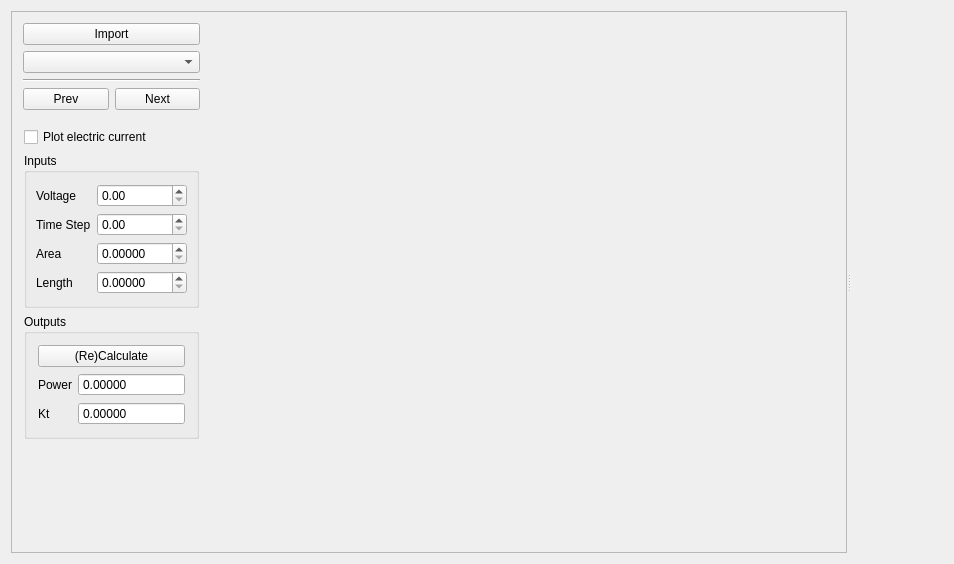
Old version of the form lowtempcal/mainwindow.ui in the repository PatrickChin/Lab-Fast.
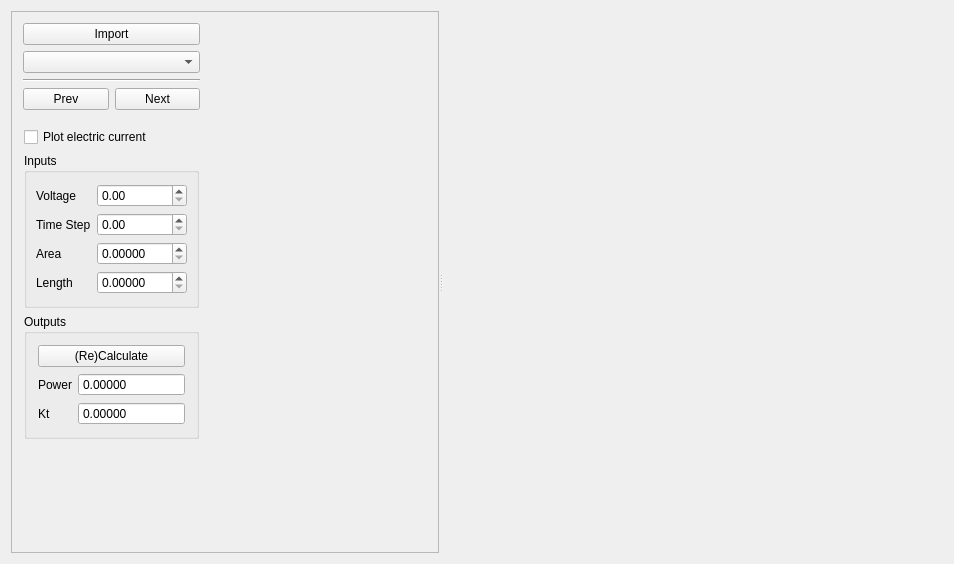
New version of the form.

Commit message: added cv calc, axis titles, min graph width

The edit to the form file:
```diff
--- a/lowtempcal/mainwindow.ui
+++ b/lowtempcal/mainwindow.ui
@@ -46,20 +46,20 @@
       </property>
       <widget class="QScrollArea" name="value_area">
        <property name="sizePolicy">
-        <sizepolicy hsizetype="Fixed" vsizetype="Expanding">
+        <sizepolicy hsizetype="Maximum" vsizetype="Expanding">
          <horstretch>0</horstretch>
          <verstretch>0</verstretch>
         </sizepolicy>
        </property>
        <property name="minimumSize">
         <size>
-         <width>0</width>
+         <width>200</width>
          <height>0</height>
         </size>
        </property>
        <property name="maximumSize">
         <size>
-         <width>16777215</width>
+         <width>500</width>
          <height>16777215</height>
         </size>
        </property>
@@ -497,10 +497,34 @@
         </layout>
        </widget>
       </widget>
-      <widget class="QWidget" name="layoutWidget">
+      <widget class="QWidget" name="widget" native="true">
+       <property name="sizePolicy">
+        <sizepolicy hsizetype="Minimum" vsizetype="Preferred">
+         <horstretch>0</horstretch>
+         <verstretch>0</verstretch>
+        </sizepolicy>
+       </property>
+       <property name="minimumSize">
+        <size>
+         <width>500</width>
+         <height>0</height>
+        </size>
+       </property>
        <layout class="QVBoxLayout" name="graph_layout">
-        <property name="sizeConstraint">
-         <enum>QLayout::SetDefaultConstraint</enum>
+        <property name="spacing">
+         <number>0</number>
+        </property>
+        <property name="leftMargin">
+         <number>0</number>
+        </property>
+        <property name="topMargin">
+         <number>0</number>
+        </property>
+        <property name="rightMargin">
+         <number>0</number>
+        </property>
+        <property name="bottomMargin">
+         <number>0</number>
         </property>
        </layout>
       </widget>
```
Left out of the diff: 2 changed lines with no effect on the pictures. The commit also changes 1 other file.
